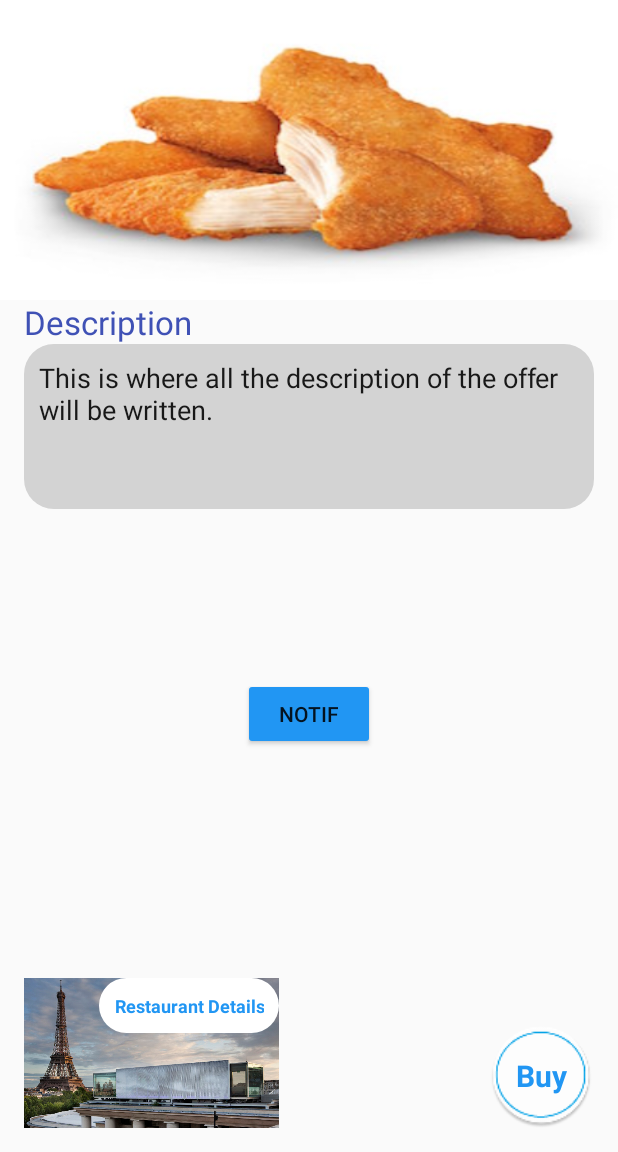
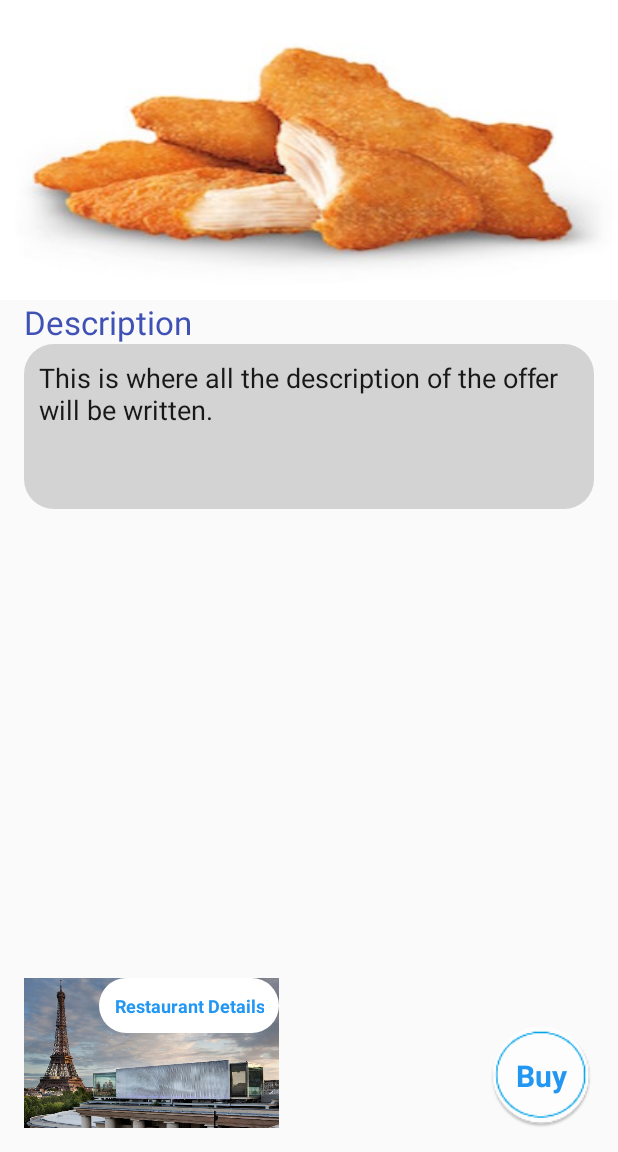
Before and after one commit to pmgrp/Lab4, an Android app: the UserActivityShowOfferDetails screen opened directly, with no data from a screen before it, on a phone screen of 412 x 824 dp, the part 84-1236 px from its top. Run offline under Robolectric (Android 15) with nearby library versions, the phone set to English and light mode, and no system bars; our stand-ins replace Firebase (no records; nobody signed in at launch, a user with empty details on screens opened directly); pictures from the network do not load.

```diff
--- a/app/src/main/java/a15/group/lab4/UserActivityShowOfferDetails.java
+++ b/app/src/main/java/a15/group/lab4/UserActivityShowOfferDetails.java
@@ -58,8 +58,6 @@ public class UserActivityShowOfferDetails extends AppCompatActivity
     private DatabaseReference mRefUserReservation;
     private DatabaseReference mRefOwnerReservation;
     private DatabaseReference mRefUser;
-    private DatabaseReference mRefOpenHours;
-    private ValueEventListener openingHoursListener;
 
     private String offerId;
     private String restaurantId;
@@ -106,7 +104,6 @@ public class UserActivityShowOfferDetails extends AppCompatActivity
         mRefUserReservation = database.getReference().child("user-reservations").child(userId);
         mRefOwnerReservation = database.getReference().child("owner-reservations").child(restaurantId);
         mRefUser = database.getReference().child("users").child(userId);
-        mRefOpenHours = FirebaseDatabase.getInstance().getReference().child("opening-hours").child(restaurantId);
 
         mRefRestaurant.addListenerForSingleValueEvent(new ValueEventListener() {
             @Override
@@ -188,9 +185,11 @@ public class UserActivityShowOfferDetails extends AppCompatActivity
         newFragment.show(getSupportFragmentManager(), "timePicker");
         newFragment = new UserFragmentDatePicker();
         newFragment.show(getSupportFragmentManager(), "datePicker");
-        String contentText = "New reservation Made";
-        createNotification(contentText, 3);
+        //String contentText = "New reservation Made";
+        //createNotification(contentText, 3);
     }
+
+    /*
 
     public void newNotif(View view) {
         String contentText = "New reservation Made";
@@ -232,6 +231,7 @@ public class UserActivityShowOfferDetails extends AppCompatActivity
 // mId allows you to update the notification later on.
         mNotificationManager.notify(mId, mBuilder.build());
     }
+    */
 
     public void onTimeFragmentOkListener() {
         Log.d("DAY", Integer.toString(xday));
@@ -329,13 +329,5 @@ public class UserActivityShowOfferDetails extends AppCompatActivity
         builder.show();
     }
 
-    @Override
-    public void onStop() {
-        super.onStop();
-        if (openingHoursListener != null) {
-            mRefOpenHours.removeEventListener(openingHoursListener);
-        }
-    }
-
 
 }
--- a/app/src/main/res/layout/user_activity_show_offer_details.xml
+++ b/app/src/main/res/layout/user_activity_show_offer_details.xml
@@ -111,14 +111,6 @@
 
                 </RelativeLayout>
 
-
-                <Button
-                    android:layout_width="wrap_content"
-                    android:layout_height="wrap_content"
-                    android:layout_centerInParent="true"
-                    android:text="notif"
-                    android:onClick="newNotif"/>
-
                 <TextView
                     android:id="@+id/button_buy"
                     android:layout_width="70dp"
```
Also changed, not shown: app/src/main/java/a15/group/lab4/OwnerActivityReservationDetails.java (+10 -7 lines).
